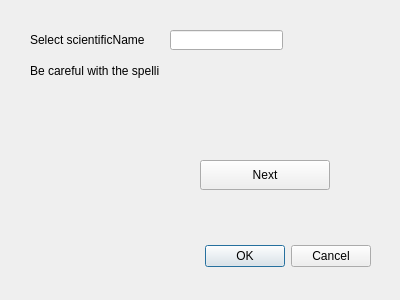
The window that WFS_search.ui (albabjorkman/GIT-project) describes before a commit, drawn with Qt 5.
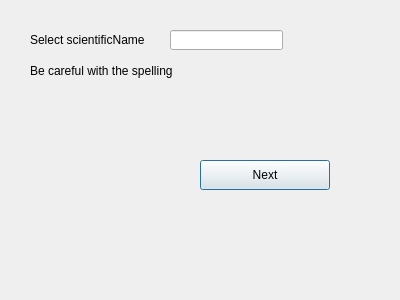
The same window after the commit.

```diff
--- a/WFS_search.ui
+++ b/WFS_search.ui
@@ -13,22 +13,6 @@
   <property name="windowTitle">
    <string>Dialog</string>
   </property>
-  <widget class="QDialogButtonBox" name="buttonBox">
-   <property name="geometry">
-    <rect>
-     <x>30</x>
-     <y>240</y>
-     <width>341</width>
-     <height>32</height>
-    </rect>
-   </property>
-   <property name="orientation">
-    <enum>Qt::Horizontal</enum>
-   </property>
-   <property name="standardButtons">
-    <set>QDialogButtonBox::Cancel|QDialogButtonBox::Ok</set>
-   </property>
-  </widget>
   <widget class="QPushButton" name="loadDataButton">
    <property name="geometry">
     <rect>
@@ -70,7 +54,7 @@
     <rect>
      <x>30</x>
      <y>50</y>
-     <width>130</width>
+     <width>151</width>
      <height>41</height>
     </rect>
    </property>
```
Left out of the diff: 35 changed lines with no effect on the pictures.
